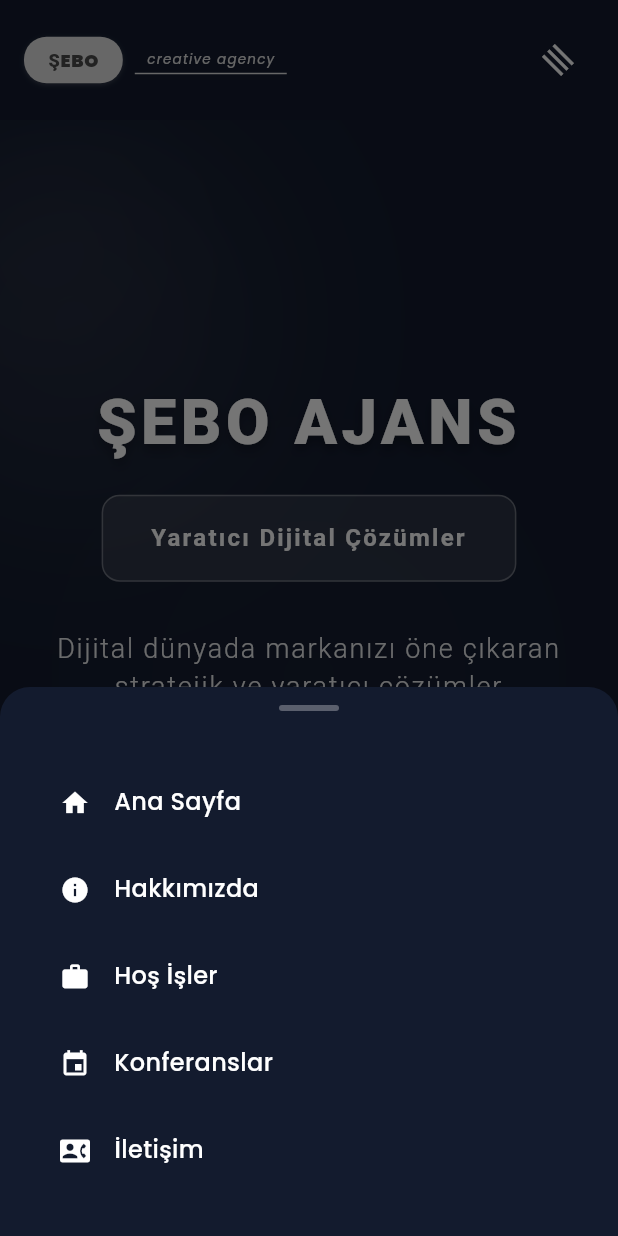
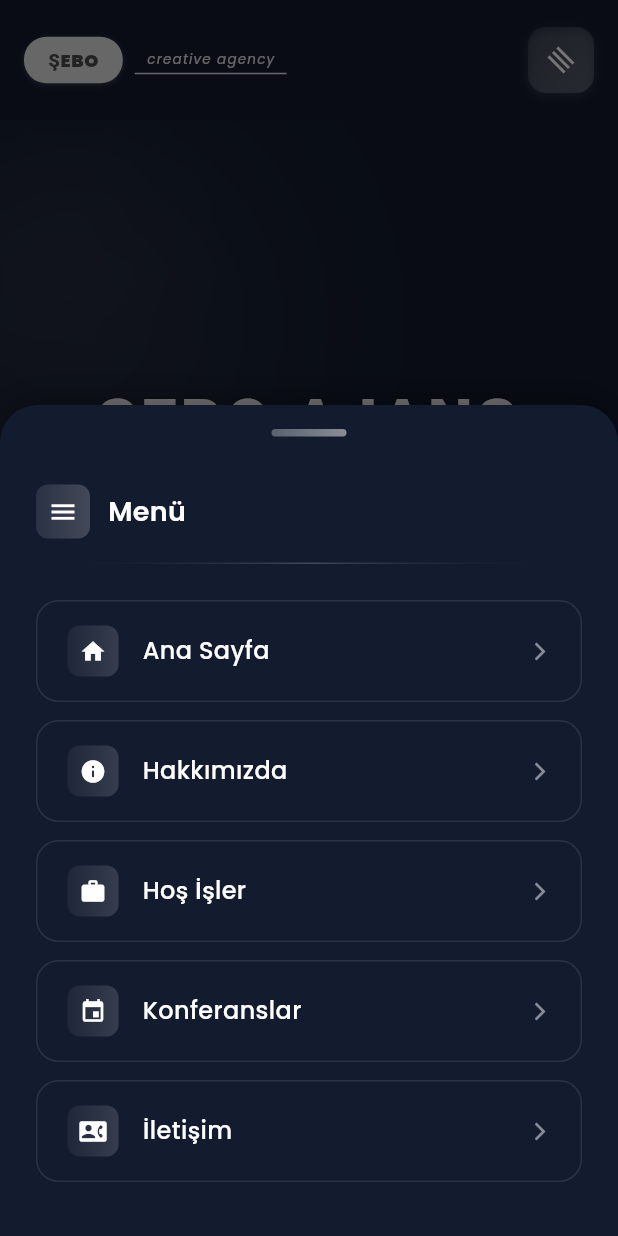
Before and after one commit to yusufftncy/seboagence, a Flutter app: the screen it shows after launch, after a tap on the "menu" icon, on a phone screen of 412 x 824 dp. Run offline on Flutter 3.47's test engine with Material 3 defaults, Android fonts, the phone set to English and light mode, and no system bars; our stand-ins replace flutter_riverpod, google_fonts; Roboto replaces fonts that are missing (Montserrat).

```diff
--- a/lib/presentation/pages/home_page.dart
+++ b/lib/presentation/pages/home_page.dart
@@ -122,7 +122,6 @@ class _HomePageState extends ConsumerState<HomePage>
       ),
     );
   }
-
 
   Widget _buildAgencyHeroSection(BuildContext context) {
     return Container(
@@ -956,20 +955,32 @@ class _HomePageState extends ConsumerState<HomePage>
               crossAxisAlignment: CrossAxisAlignment.start,
               children: [
                 Text(
-                  'Şebnem Berkol Yüceer',
+                  'Şebnem Yüceer',
                   style: AppTypography.h3.copyWith(
                     color: const Color(0xFF2C2C2C),
                     fontWeight: FontWeight.w700,
+                    fontSize: Responsive.responsiveValue(
+                      context,
+                      mobile: 20,
+                      tablet: 24,
+                      desktop: 28,
+                    ),
                   ),
                 ),
 
                 const SizedBox(height: Branding.spacingS),
 
                 Text(
-                  'Lüks Perakende Sektörü Lideri & Şebo Ajans Kurucusu',
+                  'Lüks Marka Lideri & Ajans Kurucusu',
                   style: AppTypography.h5.copyWith(
                     color: const Color(0xFF6B6B6B),
                     fontWeight: FontWeight.w500,
+                    fontSize: Responsive.responsiveValue(
+                      context,
+                      mobile: 14,
+                      tablet: 16,
+                      desktop: 18,
+                    ),
                   ),
                 ),
 
@@ -979,7 +990,18 @@ class _HomePageState extends ConsumerState<HomePage>
                   'Louis Vuitton, Gucci ve Bulgari gibi dünya devi lüks markaların Türkiye Genel Müdürlüğü yapmış, Harvard Business School mezunu deneyimli bir lider.',
                   style: AppTypography.bodyLarge.copyWith(
                     color: const Color(0xFF4A4A4A),
-                    height: 1.6,
+                    fontSize: Responsive.responsiveValue(
+                      context,
+                      mobile: 12,
+                      tablet: 14,
+                      desktop: 16,
+                    ),
+                    height: Responsive.responsiveValue(
+                      context,
+                      mobile: 1.4,
+                      tablet: 1.5,
+                      desktop: 1.6,
+                    ),
                   ),
                 ),
 
--- a/lib/presentation/widgets/optimized_navigation_bar.dart
+++ b/lib/presentation/widgets/optimized_navigation_bar.dart
@@ -202,22 +202,52 @@ class _OptimizedNavigationBarState extends State<OptimizedNavigationBar>
 
   Widget _buildMobileNavigation() {
     return Row(
+      mainAxisAlignment: MainAxisAlignment.end,
       children: [
         // Scroll indicator
-        if (widget.showScrollIndicator) _buildScrollIndicator(),
+        if (widget.showScrollIndicator) ...[
+          _buildScrollIndicator(),
+          const SizedBox(width: 12),
+        ],
 
-        const SizedBox(width: 8),
+        // Mobile menu button with enhanced design
+        _buildMobileMenuButton(),
+      ],
+    );
+  }
 
-        // Mobile menu button with haptic feedback
-        IconButton(
-          onPressed: _toggleMobileMenuWithHaptic,
-          icon: AnimatedRotation(
+  Widget _buildMobileMenuButton() {
+    return Container(
+      decoration: BoxDecoration(
+        gradient: const LinearGradient(
+          begin: Alignment.topLeft,
+          end: Alignment.bottomRight,
+          colors: [Color(0x1AFFFFFF), Color(0x33FFFFFF)],
+        ),
+        borderRadius: BorderRadius.circular(12.0),
+        boxShadow: [
+          BoxShadow(
+            color: Colors.white.withValues(alpha: 0.1),
+            blurRadius: 4,
+            offset: const Offset(0, 2),
+          ),
+        ],
+      ),
+      child: Material(
+        color: Colors.transparent,
+        child: InkWell(
+          onTap: _toggleMobileMenuWithHaptic,
+          borderRadius: BorderRadius.circular(12.0),
+          child: Container(
+            padding: const EdgeInsets.all(12.0),
+            child: AnimatedRotation(
               turns: _isMenuOpen ? 0.125 : 0.0,
               duration: _fastAnimation,
-            child: const Icon(Icons.menu, color: Branding.white, size: 24),
+              child: const Icon(Icons.menu, color: Branding.white, size: 20),
             ),
           ),
-      ],
+        ),
+      ),
     );
   }
 
@@ -609,34 +639,98 @@ class _OptimizedNavigationBarState extends State<OptimizedNavigationBar>
     return SlideTransition(
       position: _slideAnimation,
       child: Container(
-        decoration: const BoxDecoration(
-          color: Color(0xFF131B2E),
-          borderRadius: BorderRadius.vertical(top: Radius.circular(20)),
+        decoration: BoxDecoration(
+          color: const Color(0xFF131B2E),
+          borderRadius: const BorderRadius.vertical(top: Radius.circular(25)),
+          boxShadow: [
+            BoxShadow(
+              color: Colors.black.withValues(alpha: 0.3),
+              blurRadius: 20,
+              offset: const Offset(0, -5),
+            ),
+          ],
         ),
         child: Column(
           mainAxisSize: MainAxisSize.min,
           children: [
-            // Handle bar
+            // Enhanced handle bar
             Container(
-              width: 40,
-              height: 4,
-              margin: const EdgeInsets.symmetric(vertical: 12),
+              width: 50,
+              height: 5,
+              margin: const EdgeInsets.symmetric(vertical: 16),
               decoration: BoxDecoration(
-                color: Colors.white.withValues(alpha: 0.3),
-                borderRadius: BorderRadius.circular(2),
+                gradient: const LinearGradient(
+                  colors: [Color(0x4DFFFFFF), Color(0x80FFFFFF)],
+                ),
+                borderRadius: BorderRadius.circular(3),
               ),
             ),
 
-            // Menu items
+            // Header section
+            Container(
+              padding: const EdgeInsets.symmetric(horizontal: 24, vertical: 16),
+              child: Row(
+                children: [
+                  Container(
+                    padding: const EdgeInsets.all(8),
+                    decoration: BoxDecoration(
+                      gradient: const LinearGradient(
+                        colors: [Color(0x1AFFFFFF), Color(0x33FFFFFF)],
+                      ),
+                      borderRadius: BorderRadius.circular(8),
+                    ),
+                    child: const Icon(
+                      Icons.menu,
+                      color: Branding.white,
+                      size: 20,
+                    ),
+                  ),
+                  const SizedBox(width: 12),
+                  const Text(
+                    'Menü',
+                    style: TextStyle(
+                      color: Branding.white,
+                      fontSize: 18,
+                      fontWeight: FontWeight.w600,
+                    ),
+                  ),
+                ],
+              ),
+            ),
+
+            // Divider
+            Container(
+              height: 1,
+              margin: const EdgeInsets.symmetric(horizontal: 24),
+              decoration: BoxDecoration(
+                gradient: LinearGradient(
+                  colors: [
+                    Colors.transparent,
+                    Colors.white.withValues(alpha: 0.2),
+                    Colors.transparent,
+                  ],
+                ),
+              ),
+            ),
+
+            // Menu items with enhanced design
             Padding(
               padding: const EdgeInsets.all(24),
               child: Column(
                 children: [
-                  _buildMobileMenuItem('Ana Sayfa', Icons.home, false),
-                  _buildMobileMenuItem('Hakkımızda', Icons.info, false),
-                  _buildMobileMenuItem('Hoş İşler', Icons.work, false),
-                  _buildMobileMenuItem('Konferanslar', Icons.event, false),
-                  _buildMobileMenuItem('İletişim', Icons.contact_phone, false),
+                  _buildEnhancedMobileMenuItem('Ana Sayfa', Icons.home, false),
+                  _buildEnhancedMobileMenuItem('Hakkımızda', Icons.info, false),
+                  _buildEnhancedMobileMenuItem('Hoş İşler', Icons.work, false),
+                  _buildEnhancedMobileMenuItem(
+                    'Konferanslar',
+                    Icons.event,
+                    false,
+                  ),
+                  _buildEnhancedMobileMenuItem(
+                    'İletişim',
+                    Icons.contact_phone,
+                    false,
+                  ),
                 ],
               ),
             ),
@@ -646,9 +740,13 @@ class _OptimizedNavigationBarState extends State<OptimizedNavigationBar>
     );
   }
 
-  Widget _buildMobileMenuItem(String title, IconData icon, bool isActive) {
+  Widget _buildEnhancedMobileMenuItem(
+    String title,
+    IconData icon,
+    bool isActive,
+  ) {
     return Container(
-      margin: const EdgeInsets.only(bottom: 8),
+      margin: const EdgeInsets.only(bottom: 12),
       child: Material(
         color: Colors.transparent,
         child: InkWell(
@@ -657,26 +755,48 @@ class _OptimizedNavigationBarState extends State<OptimizedNavigationBar>
             Navigator.pop(context);
             _handleNavigation(title);
           },
-          borderRadius: BorderRadius.circular(12),
+          borderRadius: BorderRadius.circular(15),
           child: Container(
-            padding: const EdgeInsets.symmetric(horizontal: 16, vertical: 12),
+            padding: const EdgeInsets.symmetric(horizontal: 20, vertical: 16),
             decoration: BoxDecoration(
-              color: isActive
-                  ? Colors.white.withValues(alpha: 0.1)
-                  : Colors.transparent,
-              borderRadius: BorderRadius.circular(12),
+              gradient: isActive
+                  ? const LinearGradient(
+                      colors: [Color(0x1AFFFFFF), Color(0x33FFFFFF)],
+                    )
+                  : null,
+              borderRadius: BorderRadius.circular(15),
+              border: Border.all(
+                color: Colors.white.withValues(alpha: 0.1),
+                width: 1,
+              ),
             ),
             child: Row(
               children: [
-                Icon(icon, color: Colors.white, size: 20),
+                Container(
+                  padding: const EdgeInsets.all(8),
+                  decoration: BoxDecoration(
+                    gradient: const LinearGradient(
+                      colors: [Color(0x0DFFFFFF), Color(0x26FFFFFF)],
+                    ),
+                    borderRadius: BorderRadius.circular(8),
+                  ),
+                  child: Icon(icon, color: Branding.white, size: 18),
+                ),
                 const SizedBox(width: 16),
-                Text(
+                Expanded(
+                  child: Text(
                     title,
                     style: TextStyle(
-                    color: Colors.white,
+                      color: Branding.white,
                       fontWeight: isActive ? FontWeight.w600 : FontWeight.w500,
                       fontSize: 16,
                     ),
+                  ),
+                ),
+                Icon(
+                  Icons.arrow_forward_ios,
+                  color: Colors.white.withValues(alpha: 0.5),
+                  size: 14,
                 ),
               ],
             ),
```
Lines whose indentation alone changed are shown as unchanged.
